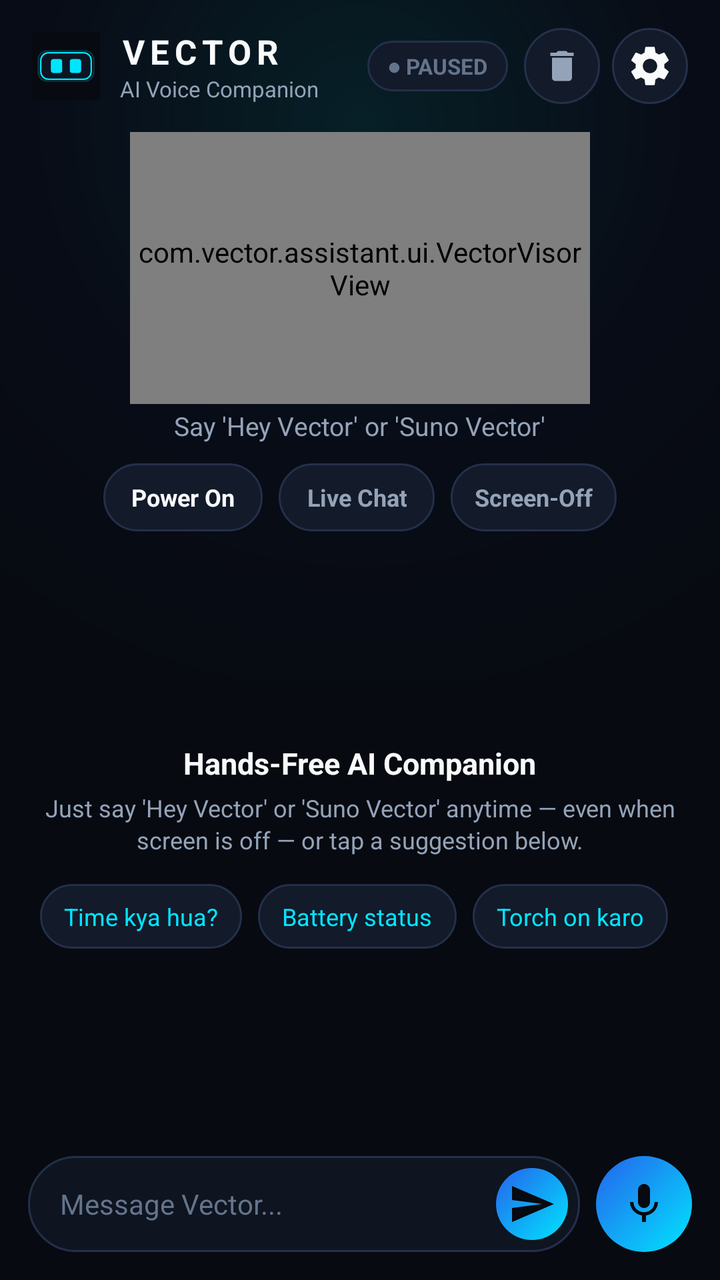
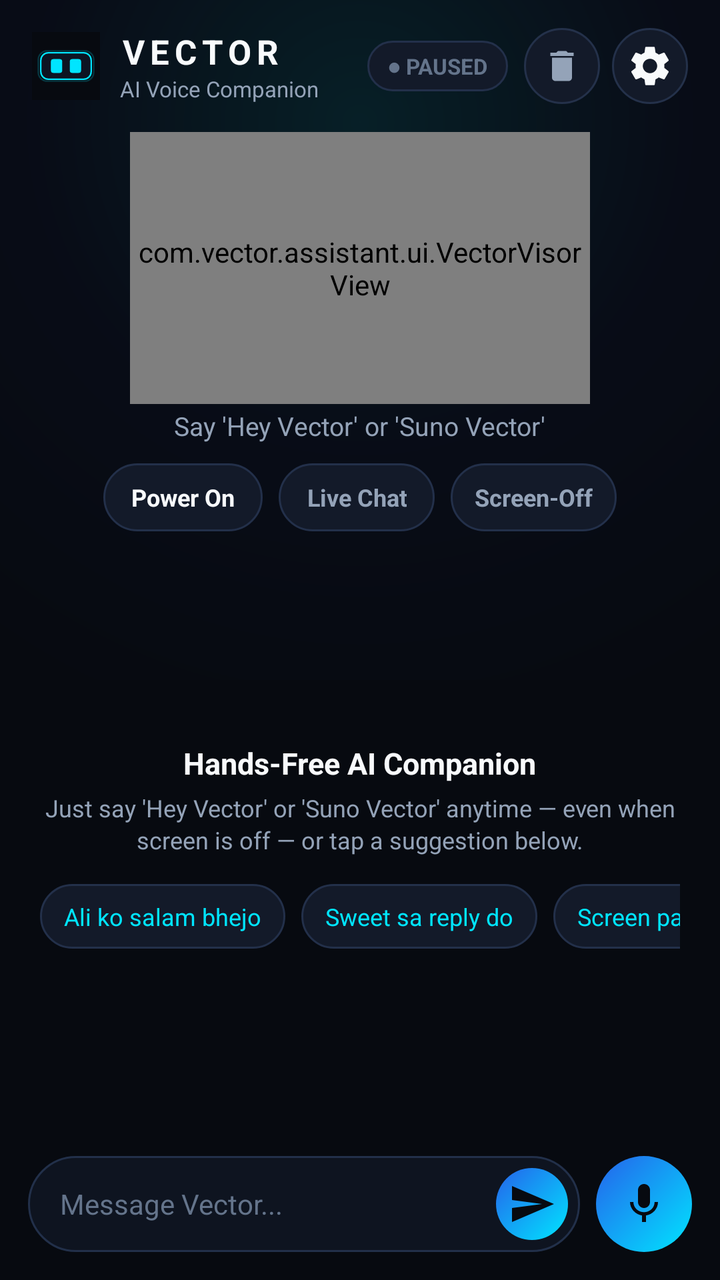

Screens rendered from an Android XML layout before and after an edit, with the pre-edit source and the edit as a unified diff.
<!-- AndroidManifest.xml: activity theme Theme.VectorAssistant -->
<!-- res/layout/activity_main.xml -->
<?xml version="1.0" encoding="utf-8"?>
<androidx.constraintlayout.widget.ConstraintLayout xmlns:android="http://schemas.android.com/apk/res/android"
    xmlns:app="http://schemas.android.com/apk/res-auto"
    android:layout_width="match_parent"
    android:layout_height="match_parent"
    android:background="@color/bg_dark">

    
    <View
        android:layout_width="0dp"
        android:layout_height="340dp"
        android:background="@drawable/bg_hero_glow"
        app:layout_constraintEnd_toEndOf="parent"
        app:layout_constraintStart_toStartOf="parent"
        app:layout_constraintTop_toTopOf="parent" />

    
    <LinearLayout
        android:id="@+id/topBar"
        android:layout_width="0dp"
        android:layout_height="wrap_content"
        android:gravity="center_vertical"
        android:orientation="horizontal"
        android:paddingHorizontal="16dp"
        android:paddingTop="14dp"
        android:paddingBottom="8dp"
        app:layout_constraintEnd_toEndOf="parent"
        app:layout_constraintStart_toStartOf="parent"
        app:layout_constraintTop_toTopOf="parent">

        <ImageView
            android:layout_width="34dp"
            android:layout_height="34dp"
            android:contentDescription="Vector Icon"
            android:src="@drawable/ic_launcher" />

        <LinearLayout
            android:layout_width="0dp"
            android:layout_height="wrap_content"
            android:layout_marginStart="10dp"
            android:layout_weight="1"
            android:orientation="vertical">

            <TextView
                android:layout_width="wrap_content"
                android:layout_height="wrap_content"
                android:letterSpacing="0.16"
                android:text="VECTOR"
                android:textColor="@color/text_primary"
                android:textSize="17sp"
                android:textStyle="bold" />

            <TextView
                android:id="@+id/tvHeaderSubtitle"
                android:layout_width="wrap_content"
                android:layout_height="wrap_content"
                android:ellipsize="end"
                android:maxLines="1"
                android:text="AI Voice Companion"
                android:textColor="@color/text_secondary"
                android:textSize="11sp" />
        </LinearLayout>

        
        <TextView
            android:id="@+id/tvStatusBadge"
            android:layout_width="wrap_content"
            android:layout_height="wrap_content"
            android:layout_marginEnd="8dp"
            android:background="@drawable/bg_pill_surface"
            android:paddingHorizontal="10dp"
            android:paddingVertical="5dp"
            android:text="● PAUSED"
            android:textColor="@color/text_muted"
            android:textSize="11sp"
            android:textStyle="bold" />

        <ImageButton
            android:id="@+id/btnClearChat"
            android:layout_width="38dp"
            android:layout_height="38dp"
            android:layout_marginEnd="6dp"
            android:background="@drawable/bg_circle_btn_subtle"
            android:contentDescription="Clear chat"
            android:padding="9dp"
            android:src="@drawable/ic_delete" />

        <ImageButton
            android:id="@+id/btnOpenSettings"
            android:layout_width="38dp"
            android:layout_height="38dp"
            android:background="@drawable/bg_circle_btn_subtle"
            android:contentDescription="Control Center"
            android:padding="9dp"
            android:src="@drawable/ic_settings" />
    </LinearLayout>

    
    <TextView
        android:id="@+id/bannerSetup"
        android:layout_width="0dp"
        android:layout_height="wrap_content"
        android:layout_marginHorizontal="16dp"
        android:layout_marginTop="4dp"
        android:background="@drawable/bg_setup_banner"
        android:gravity="center_vertical"
        android:paddingHorizontal="14dp"
        android:paddingVertical="9dp"
        android:text="⚡ Setup incomplete: Tap here to add Gemini API Key &amp; permissions →"
        android:textColor="@color/neon_amber"
        android:textSize="12sp"
        android:textStyle="bold"
        android:visibility="gone"
        app:layout_constraintEnd_toEndOf="parent"
        app:layout_constraintStart_toStartOf="parent"
        app:layout_constraintTop_toBottomOf="@id/topBar" />

    
    <LinearLayout
        android:id="@+id/heroStage"
        android:layout_width="0dp"
        android:layout_height="wrap_content"
        android:gravity="center"
        android:orientation="vertical"
        android:paddingHorizontal="16dp"
        android:paddingTop="6dp"
        android:paddingBottom="10dp"
        app:layout_constraintEnd_toEndOf="parent"
        app:layout_constraintStart_toStartOf="parent"
        app:layout_constraintTop_toBottomOf="@id/bannerSetup">

        <com.vector.assistant.ui.VectorVisorView
            android:id="@+id/vectorVisor"
            android:layout_width="230dp"
            android:layout_height="136dp"
            android:clickable="true"
            android:focusable="true" />

        <TextView
            android:id="@+id/tvServiceState"
            android:layout_width="wrap_content"
            android:layout_height="wrap_content"
            android:layout_marginTop="2dp"
            android:gravity="center"
            android:text="Say 'Hey Vector' or 'Suno Vector'"
            android:textColor="@color/text_secondary"
            android:textSize="13sp" />

        
        <LinearLayout
            android:layout_width="wrap_content"
            android:layout_height="wrap_content"
            android:layout_marginTop="10dp"
            android:gravity="center"
            android:orientation="horizontal">

            <TextView
                android:id="@+id/btnToggleService"
                android:layout_width="wrap_content"
                android:layout_height="34dp"
                android:background="@drawable/bg_pill_surface"
                android:clickable="true"
                android:focusable="true"
                android:gravity="center"
                android:paddingHorizontal="14dp"
                android:text="Power On"
                android:textColor="@color/text_primary"
                android:textSize="12sp"
                android:textStyle="bold" />

            <TextView
                android:id="@+id/btnToggleContinuousChat"
                android:layout_width="wrap_content"
                android:layout_height="34dp"
                android:layout_marginStart="8dp"
                android:background="@drawable/bg_pill_surface"
                android:clickable="true"
                android:focusable="true"
                android:gravity="center"
                android:paddingHorizontal="14dp"
                android:text="Live Chat"
                android:textColor="@color/text_secondary"
                android:textSize="12sp"
                android:textStyle="bold" />

            <TextView
                android:id="@+id/btnScreenOffBadge"
                android:layout_width="wrap_content"
                android:layout_height="34dp"
                android:layout_marginStart="8dp"
                android:background="@drawable/bg_pill_surface"
                android:clickable="true"
                android:focusable="true"
                android:gravity="center"
                android:paddingHorizontal="12dp"
                android:text="Screen-Off"
                android:textColor="@color/text_secondary"
                android:textSize="12sp"
                android:textStyle="bold" />
        </LinearLayout>
    </LinearLayout>

    
    <FrameLayout
        android:id="@+id/chatArea"
        android:layout_width="0dp"
        android:layout_height="0dp"
        app:layout_constraintBottom_toTopOf="@id/composerContainer"
        app:layout_constraintEnd_toEndOf="parent"
        app:layout_constraintStart_toStartOf="parent"
        app:layout_constraintTop_toBottomOf="@id/heroStage">

        <androidx.recyclerview.widget.RecyclerView
            android:id="@+id/rvChat"
            android:layout_width="match_parent"
            android:layout_height="match_parent"
            android:clipToPadding="false"
            android:paddingHorizontal="16dp"
            android:paddingVertical="8dp" />

        
        <LinearLayout
            android:id="@+id/emptyStateContainer"
            android:layout_width="match_parent"
            android:layout_height="match_parent"
            android:gravity="center"
            android:orientation="vertical"
            android:paddingHorizontal="20dp">

            <TextView
                android:layout_width="wrap_content"
                android:layout_height="wrap_content"
                android:text="Hands-Free AI Companion"
                android:textColor="@color/text_primary"
                android:textSize="15sp"
                android:textStyle="bold" />

            <TextView
                android:layout_width="wrap_content"
                android:layout_height="wrap_content"
                android:layout_marginTop="4dp"
                android:gravity="center"
                android:text="Just say 'Hey Vector' or 'Suno Vector' anytime — even when screen is off — or tap a suggestion below."
                android:textColor="@color/text_secondary"
                android:textSize="12sp"
                android:lineSpacingExtra="2dp" />

            <HorizontalScrollView
                android:layout_width="match_parent"
                android:layout_height="wrap_content"
                android:layout_marginTop="14dp"
                android:scrollbars="none">

                <LinearLayout
                    android:id="@+id/quickPromptsRow"
                    android:layout_width="wrap_content"
                    android:layout_height="wrap_content"
                    android:orientation="horizontal">

                    <TextView
                        android:id="@+id/chipPrompt1"
                        android:layout_width="wrap_content"
                        android:layout_height="wrap_content"
                        android:background="@drawable/bg_pill_surface"
                        android:paddingHorizontal="12dp"
                        android:paddingVertical="8dp"
                        android:text="Time kya hua?"
                        android:textColor="@color/neon_cyan"
                        android:textSize="12sp" />

                    <TextView
                        android:id="@+id/chipPrompt2"
                        android:layout_width="wrap_content"
                        android:layout_height="wrap_content"
                        android:layout_marginStart="8dp"
                        android:background="@drawable/bg_pill_surface"
                        android:paddingHorizontal="12dp"
                        android:paddingVertical="8dp"
                        android:text="Battery status"
                        android:textColor="@color/neon_cyan"
                        android:textSize="12sp" />

                    <TextView
                        android:id="@+id/chipPrompt3"
                        android:layout_width="wrap_content"
                        android:layout_height="wrap_content"
                        android:layout_marginStart="8dp"
                        android:background="@drawable/bg_pill_surface"
                        android:paddingHorizontal="12dp"
                        android:paddingVertical="8dp"
                        android:text="Torch on karo"
                        android:textColor="@color/neon_cyan"
                        android:textSize="12sp" />

                    <TextView
                        android:id="@+id/chipPrompt4"
                        android:layout_width="wrap_content"
                        android:layout_height="wrap_content"
                        android:layout_marginStart="8dp"
                        android:background="@drawable/bg_pill_surface"
                        android:paddingHorizontal="12dp"
                        android:paddingVertical="8dp"
                        android:text="AI se ek fact sunao"
                        android:textColor="@color/neon_cyan"
                        android:textSize="12sp" />
                </LinearLayout>
            </HorizontalScrollView>
        </LinearLayout>
    </FrameLayout>

    
    <LinearLayout
        android:id="@+id/composerContainer"
        android:layout_width="0dp"
        android:layout_height="wrap_content"
        android:gravity="center_vertical"
        android:orientation="horizontal"
        android:paddingHorizontal="14dp"
        android:paddingTop="8dp"
        android:paddingBottom="14dp"
        app:layout_constraintBottom_toBottomOf="parent"
        app:layout_constraintEnd_toEndOf="parent"
        app:layout_constraintStart_toStartOf="parent">

        <LinearLayout
            android:layout_width="0dp"
            android:layout_height="48dp"
            android:layout_weight="1"
            android:background="@drawable/bg_composer_bar"
            android:gravity="center_vertical"
            android:orientation="horizontal"
            android:paddingStart="16dp"
            android:paddingEnd="6dp">

            <EditText
                android:id="@+id/etPrompt"
                android:layout_width="0dp"
                android:layout_height="match_parent"
                android:layout_weight="1"
                android:background="@null"
                android:hint="Message Vector..."
                android:imeOptions="actionSend"
                android:inputType="textCapSentences"
                android:maxLines="1"
                android:textColor="@color/text_primary"
                android:textColorHint="@color/text_muted"
                android:textSize="14sp" />

            <ImageButton
                android:id="@+id/btnSendPrompt"
                android:layout_width="36dp"
                android:layout_height="36dp"
                android:background="@drawable/bg_circle_btn_cyan"
                android:contentDescription="Send message"
                android:padding="8dp"
                android:src="@drawable/ic_send" />
        </LinearLayout>

        <ImageButton
            android:id="@+id/btnMicQuick"
            android:layout_width="48dp"
            android:layout_height="48dp"
            android:layout_marginStart="8dp"
            android:background="@drawable/bg_circle_btn_cyan"
            android:contentDescription="Speak now"
            android:padding="12dp"
            android:src="@drawable/ic_mic" />
    </LinearLayout>

</androidx.constraintlayout.widget.ConstraintLayout>
<!-- resources referenced by this layout -->
<resources>
  <color name="bg_dark">#070A10</color>
  <color name="neon_amber">#F59E0B</color>
  <color name="neon_cyan">#00E5FF</color>
  <color name="text_muted">#64748B</color>
  <color name="text_primary">#F8FAFC</color>
  <color name="text_secondary">#94A3B8</color>
  <!-- drawable bg_circle_btn_cyan (drawable) -->
  <?xml version="1.0" encoding="utf-8"?>
  <ripple xmlns:android="http://schemas.android.com/apk/res/android"
      android:color="#40FFFFFF">
      <item>
          <shape android:shape="oval">
              <gradient
                  android:angle="135"
                  android:startColor="#00E5FF"
                  android:endColor="#2563EB" />
          </shape>
      </item>
  </ripple>
  <!-- drawable bg_circle_btn_subtle (drawable) -->
  <?xml version="1.0" encoding="utf-8"?>
  <ripple xmlns:android="http://schemas.android.com/apk/res/android"
      android:color="#22FFFFFF">
      <item>
          <shape android:shape="oval">
              <solid android:color="#131A29" />
              <stroke android:width="1dp" android:color="#24314A" />
          </shape>
      </item>
  </ripple>
  <!-- drawable bg_composer_bar (drawable) -->
  <?xml version="1.0" encoding="utf-8"?>
  <shape xmlns:android="http://schemas.android.com/apk/res/android"
      android:shape="rectangle">
      <solid android:color="#0E1420" />
      <corners android:radius="28dp" />
      <stroke android:width="1dp" android:color="#22304A" />
  </shape>
  <!-- drawable bg_hero_glow (drawable) -->
  <?xml version="1.0" encoding="utf-8"?>
  <shape xmlns:android="http://schemas.android.com/apk/res/android"
      android:shape="rectangle">
      <gradient
          android:type="radial"
          android:gradientRadius="320dp"
          android:centerX="0.5"
          android:centerY="0.18"
          android:startColor="#1800E5FF"
          android:centerColor="#081D4ED8"
          android:endColor="#00070A10" />
  </shape>
  <!-- drawable bg_pill_surface (drawable) -->
  <?xml version="1.0" encoding="utf-8"?>
  <shape xmlns:android="http://schemas.android.com/apk/res/android"
      android:shape="rectangle">
      <solid android:color="@color/card_dark" />
      <corners android:radius="100dp" />
      <stroke android:width="1dp" android:color="@color/card_border" />
  </shape>
  <!-- drawable bg_setup_banner (drawable) -->
  <?xml version="1.0" encoding="utf-8"?>
  <shape xmlns:android="http://schemas.android.com/apk/res/android"
      android:shape="rectangle">
      <solid android:color="#1AF59E0B" />
      <corners android:radius="14dp" />
      <stroke android:width="1dp" android:color="#55F59E0B" />
  </shape>
  <!-- drawable ic_delete (drawable) -->
  <vector xmlns:android="http://schemas.android.com/apk/res/android"
      android:width="20dp"
      android:height="20dp"
      android:viewportWidth="24"
      android:viewportHeight="24">
      <path
          android:fillColor="#94A3B8"
          android:pathData="M6,19c0,1.1 0.9,2 2,2h8c1.1,0 2,-0.9 2,-2V7H6v12zM19,4h-3.5l-1,-1h-5l-1,1H5v2h14V4z"/>
  </vector>
  <!-- drawable ic_mic (drawable) -->
  <vector xmlns:android="http://schemas.android.com/apk/res/android"
      android:width="24dp"
      android:height="24dp"
      android:viewportWidth="24"
      android:viewportHeight="24">
      <path
          android:fillColor="#070A10"
          android:pathData="M12,14c1.66,0 3,-1.34 3,-3V5c0,-1.66 -1.34,-3 -3,-3S9,3.34 9,5v6C9,12.66 10.34,14 12,14zM17.3,11c0,3 -2.54,5.1 -5.3,5.1S6.7,14 6.7,11H5c0,3.41 2.72,6.23 6,6.72V21h2v-3.28c3.28,-0.48 6,-3.3 6,-6.72H17.3z"/>
  </vector>
  <!-- drawable ic_send (drawable) -->
  <vector xmlns:android="http://schemas.android.com/apk/res/android"
      android:width="24dp"
      android:height="24dp"
      android:viewportWidth="24"
      android:viewportHeight="24">
      <path
          android:fillColor="#070A10"
          android:pathData="M2.01,21L23,12L2.01,3L2,10l15,2l-15,2L2.01,21z"/>
  </vector>
  <color name="card_dark">#131A29</color>
  <color name="card_border">#23304A</color>
  <color name="neon_blue">#3B82F6</color>
  <color name="neon_purple">#8B5CF6</color>
  <!-- unchanged entries left out for length: 3 -->
</resources>

<!-- the commit's change to res/layout/activity_main.xml (unified diff, before → after) -->
@@ -264,7 +264,7 @@
                         android:background="@drawable/bg_pill_surface"
                         android:paddingHorizontal="12dp"
                         android:paddingVertical="8dp"
-                        android:text="Time kya hua?"
+                        android:text="Ali ko salam bhejo"
                         android:textColor="@color/neon_cyan"
                         android:textSize="12sp" />
 
@@ -276,7 +276,7 @@
                         android:background="@drawable/bg_pill_surface"
                         android:paddingHorizontal="12dp"
                         android:paddingVertical="8dp"
-                        android:text="Battery status"
+                        android:text="Sweet sa reply do"
                         android:textColor="@color/neon_cyan"
                         android:textSize="12sp" />
 
@@ -288,7 +288,7 @@
                         android:background="@drawable/bg_pill_surface"
                         android:paddingHorizontal="12dp"
                         android:paddingVertical="8dp"
-                        android:text="Torch on karo"
+                        android:text="Screen par kya hai?"
                         android:textColor="@color/neon_cyan"
                         android:textSize="12sp" />
 
@@ -300,7 +300,7 @@
                         android:background="@drawable/bg_pill_surface"
                         android:paddingHorizontal="12dp"
                         android:paddingVertical="8dp"
-                        android:text="AI se ek fact sunao"
+                        android:text="YouTube play karo"
                         android:textColor="@color/neon_cyan"
                         android:textSize="12sp" />
                 </LinearLayout>
